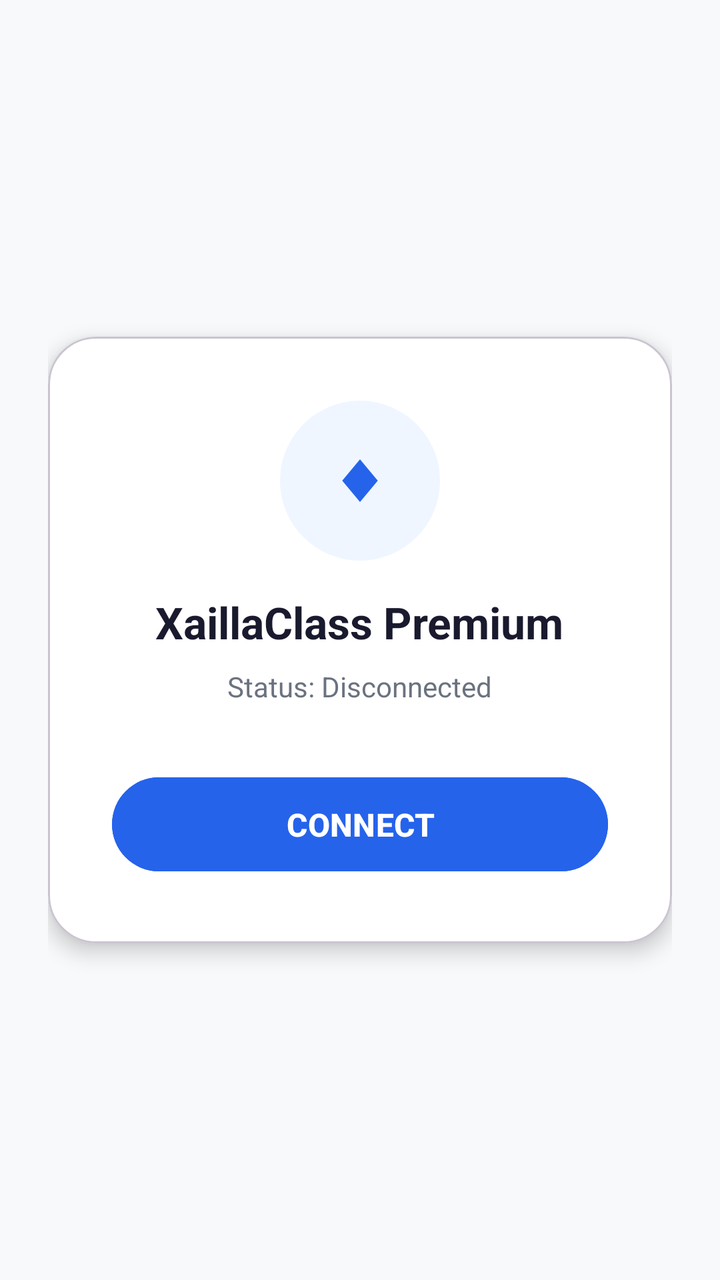
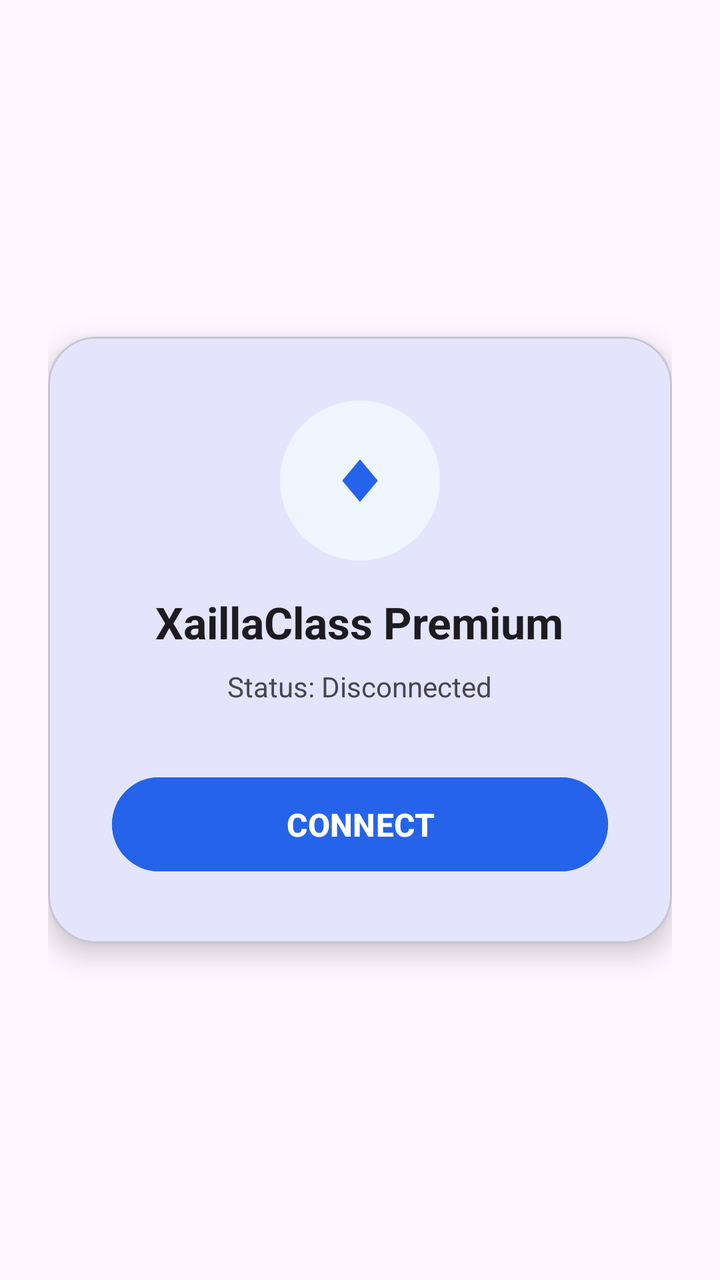

Screens rendered from an Android XML layout before and after an edit, with the pre-edit source and the edit as a unified diff.
<!-- AndroidManifest.xml: application theme Theme.XaillaClass -->
<!-- res/layout/fragment_home.xml -->
<?xml version="1.0" encoding="utf-8"?>
<LinearLayout xmlns:android="http://schemas.android.com/apk/res/android" xmlns:app="http://schemas.android.com/apk/res-auto"
    android:layout_width="match_parent" android:layout_height="match_parent" android:orientation="vertical"
    android:gravity="center" android:padding="24dp" android:background="#F8F9FA">
    <com.google.android.material.card.MaterialCardView
        android:layout_width="match_parent" android:layout_height="wrap_content"
        app:cardCornerRadius="24dp" app:cardElevation="6dp" app:cardBackgroundColor="#FFFFFF">
        <LinearLayout android:layout_width="match_parent" android:layout_height="wrap_content"
            android:orientation="vertical" android:gravity="center" android:padding="32dp">
            <ImageView android:layout_width="80dp" android:layout_height="80dp"
                android:src="@drawable/ic_launcher_foreground" android:background="@drawable/circle_bg"
                android:padding="16dp" android:layout_marginBottom="16dp" app:tint="@color/blue_primary"/>
            <TextView android:layout_width="wrap_content" android:layout_height="wrap_content"
                android:text="@string/app_name" android:textSize="22sp" android:textColor="#1A1A2E" android:textStyle="bold" />
            <TextView android:id="@+id/tvStatus" android:layout_width="wrap_content" android:layout_height="wrap_content"
                android:layout_marginTop="8dp" android:text="@string/status_disconnected" android:textColor="@color/gray_text" android:textSize="14sp" />
            <Button android:id="@+id/btnConnect" android:layout_width="match_parent" android:layout_height="55dp"
                android:layout_marginTop="32dp" android:text="@string/connect" android:textSize="16sp"
                android:textStyle="bold" android:textColor="#FFFFFF" android:backgroundTint="@color/blue_primary" app:cornerRadius="28dp" />
        </LinearLayout>
    </com.google.android.material.card.MaterialCardView>
</LinearLayout>
<!-- resources referenced by this layout -->
<resources>
  <color name="blue_primary">#2563EB</color>
  <color name="gray_text">#6B7280</color>
  <!-- drawable circle_bg (drawable) -->
  <?xml version="1.0" encoding="utf-8"?>
  <shape xmlns:android="http://schemas.android.com/apk/res/android" android:shape="oval">
      <solid android:color="#EFF6FF" />
  </shape>
  <!-- drawable ic_launcher_foreground (drawable) -->
  <vector xmlns:android="http://schemas.android.com/apk/res/android"
      android:width="108dp" android:height="108dp"
      android:viewportWidth="108" android:viewportHeight="108">
      <path android:fillColor="#2563EB" android:pathData="M54,30 L74,54 L54,78 L34,54 Z" />
  </vector>
  <string name="app_name">XaillaClass Premium</string>
  <string name="connect">CONNECT</string>
  <string name="status_disconnected">Status: Disconnected</string>
  <style name="Theme.XaillaClass" parent="Theme.Material3.DayNight.NoActionBar">
          <item name="colorPrimary">#2563EB</item>
          <item name="android:statusBarColor">@android:color/transparent</item>
          <item name="android:windowLightStatusBar">true</item>
      </style>
</resources>

<!-- the commit's change to res/layout/fragment_home.xml (unified diff, before → after) -->
@@ -1,22 +1,64 @@
 <?xml version="1.0" encoding="utf-8"?>
-<LinearLayout xmlns:android="http://schemas.android.com/apk/res/android" xmlns:app="http://schemas.android.com/apk/res-auto"
-    android:layout_width="match_parent" android:layout_height="match_parent" android:orientation="vertical"
-    android:gravity="center" android:padding="24dp" android:background="#F8F9FA">
+<LinearLayout xmlns:android="http://schemas.android.com/apk/res/android" 
+    xmlns:app="http://schemas.android.com/apk/res-auto"
+    android:layout_width="match_parent" 
+    android:layout_height="match_parent" 
+    android:orientation="vertical"
+    android:gravity="center" 
+    android:padding="24dp" 
+    android:background="?android:attr/windowBackground">
+
     <com.google.android.material.card.MaterialCardView
-        android:layout_width="match_parent" android:layout_height="wrap_content"
-        app:cardCornerRadius="24dp" app:cardElevation="6dp" app:cardBackgroundColor="#FFFFFF">
-        <LinearLayout android:layout_width="match_parent" android:layout_height="wrap_content"
-            android:orientation="vertical" android:gravity="center" android:padding="32dp">
-            <ImageView android:layout_width="80dp" android:layout_height="80dp"
-                android:src="@drawable/ic_launcher_foreground" android:background="@drawable/circle_bg"
-                android:padding="16dp" android:layout_marginBottom="16dp" app:tint="@color/blue_primary"/>
-            <TextView android:layout_width="wrap_content" android:layout_height="wrap_content"
-                android:text="@string/app_name" android:textSize="22sp" android:textColor="#1A1A2E" android:textStyle="bold" />
-            <TextView android:id="@+id/tvStatus" android:layout_width="wrap_content" android:layout_height="wrap_content"
-                android:layout_marginTop="8dp" android:text="@string/status_disconnected" android:textColor="@color/gray_text" android:textSize="14sp" />
-            <Button android:id="@+id/btnConnect" android:layout_width="match_parent" android:layout_height="55dp"
-                android:layout_marginTop="32dp" android:text="@string/connect" android:textSize="16sp"
-                android:textStyle="bold" android:textColor="#FFFFFF" android:backgroundTint="@color/blue_primary" app:cornerRadius="28dp" />
+        android:layout_width="match_parent" 
+        android:layout_height="wrap_content"
+        app:cardCornerRadius="24dp" 
+        app:cardElevation="8dp" 
+        app:cardBackgroundColor="?attr/colorSurface">
+        
+        <LinearLayout 
+            android:layout_width="match_parent" 
+            android:layout_height="wrap_content"
+            android:orientation="vertical" 
+            android:gravity="center" 
+            android:padding="32dp">
+            
+            <ImageView 
+                android:layout_width="80dp" 
+                android:layout_height="80dp"
+                android:src="@drawable/ic_launcher_foreground" 
+                android:background="@drawable/circle_bg"
+                android:padding="16dp" 
+                android:layout_marginBottom="16dp" 
+                app:tint="?attr/colorPrimary"/>
+            
+            <TextView 
+                android:layout_width="wrap_content" 
+                android:layout_height="wrap_content"
+                android:text="@string/app_name" 
+                android:textSize="22sp" 
+                android:textColor="?android:attr/textColorPrimary" 
+                android:textStyle="bold" />
+            
+            <TextView 
+                android:id="@+id/tvStatus" 
+                android:layout_width="wrap_content" 
+                android:layout_height="wrap_content"
+                android:layout_marginTop="8dp" 
+                android:text="@string/status_disconnected" 
+                android:textColor="?android:attr/textColorSecondary" 
+                android:textSize="14sp" />
+            
+            <Button 
+                android:id="@+id/btnConnect" 
+                android:layout_width="match_parent" 
+                android:layout_height="55dp"
+                android:layout_marginTop="32dp" 
+                android:text="@string/connect" 
+                android:textSize="16sp"
+                android:textStyle="bold" 
+                android:textColor="#FFFFFF" 
+                android:backgroundTint="?attr/colorPrimary" 
+                app:cornerRadius="28dp" />
         </LinearLayout>
     </com.google.android.material.card.MaterialCardView>
 </LinearLayout>
<!-- resource entries referenced after the edit -->
@@ -1,7 +1,5 @@
 <!-- resources referenced by this layout -->
 <resources>
-  <color name="blue_primary">#2563EB</color>
-  <color name="gray_text">#6B7280</color>
   <!-- drawable circle_bg (drawable) -->
   <?xml version="1.0" encoding="utf-8"?>
   <shape xmlns:android="http://schemas.android.com/apk/res/android" android:shape="oval">
